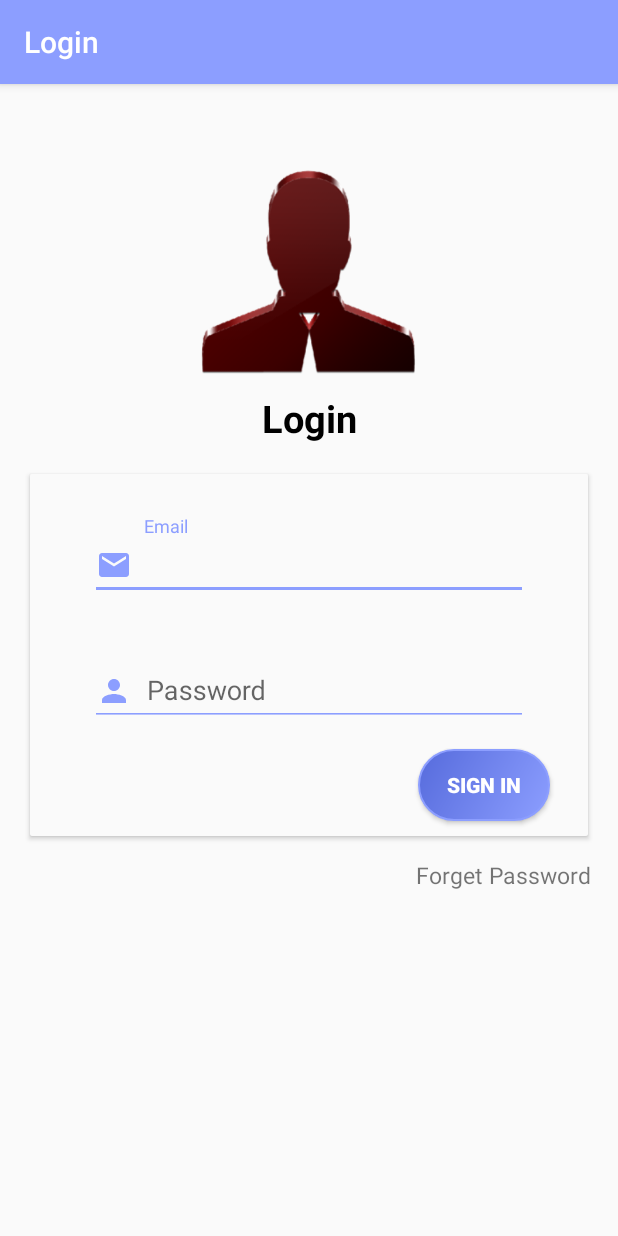
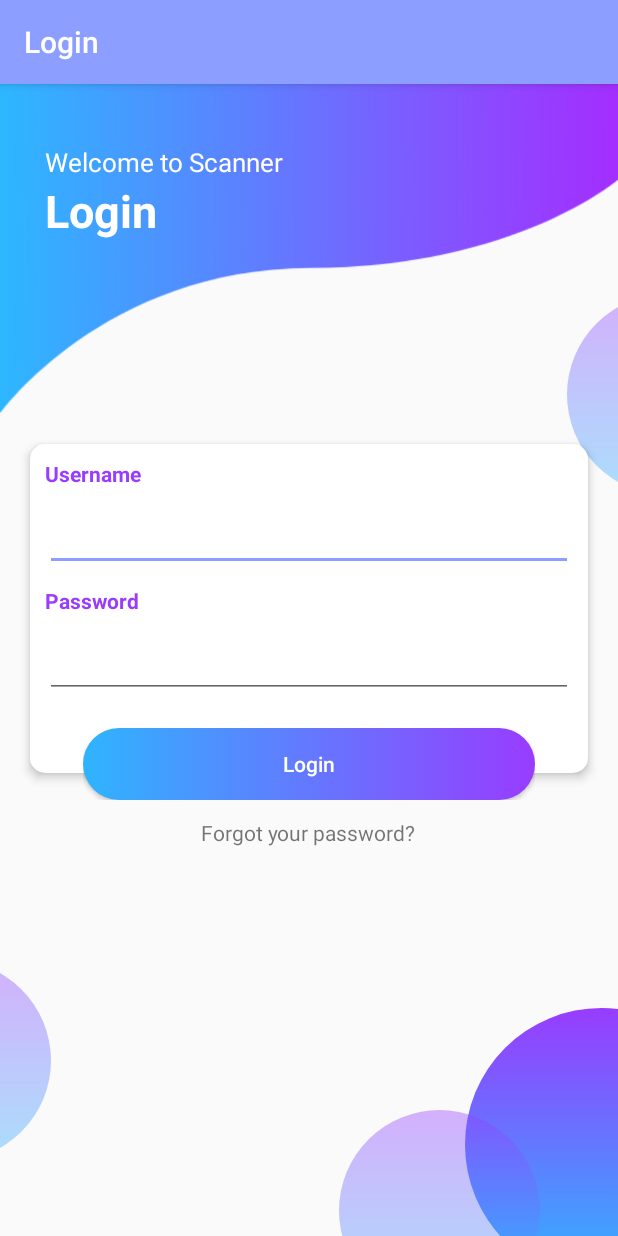
Before and after one commit to gopaljain1st/QRCode, an Android app: the screen it shows after launch (LoginActivity), on a phone screen of 412 x 824 dp. Run offline under Robolectric (Android 15) with nearby library versions, the phone set to English and light mode, and no system bars.

Commit message:
Login Activity Updated

```diff
--- a/app/src/main/java/com/example/cangoproject/LoginActivity.java
+++ b/app/src/main/java/com/example/cangoproject/LoginActivity.java
@@ -17,7 +17,6 @@ public class LoginActivity extends AppCompatActivity {
         setContentView(R.layout.activity_login);
         ActionBar actionBar=getSupportActionBar();
         actionBar.setTitle("Login");
-
         btnLogin=findViewById(R.id.login);
 
         btnLogin.setOnClickListener(new View.OnClickListener() {
--- /dev/null
+++ b/app/src/main/res/drawable/bg_ui.xml
@@ -0,0 +1,17 @@
+<?xml version="1.0" encoding="utf-8"?>
+<selector xmlns:android="http://schemas.android.com/apk/res/android">
+
+    <item android:state_pressed="true">
+        <shape android:shape="rectangle">
+            <solid android:color="@color/colorPurple"></solid>
+            <corners android:radius="100dp" />
+        </shape>
+    </item>
+
+    <item>
+        <shape android:shape="rectangle">
+            <gradient android:endColor="@color/colorPurple" android:startColor="@color/colorBlue" />
+            <corners android:radius="100dp" />
+        </shape>
+    </item>
+</selector>
--- /dev/null
+++ b/app/src/main/res/drawable/bt_uifb.xml
@@ -0,0 +1,18 @@
+<?xml version="1.0" encoding="utf-8"?>
+<selector xmlns:android="http://schemas.android.com/apk/res/android">
+
+    <item android:state_pressed="true">
+        <shape android:shape="rectangle">
+            <solid android:color="@color/colorPurple"></solid>
+            <corners android:radius="100dp" />
+        </shape>
+    </item>
+
+    <item>
+        <shape android:shape="rectangle">
+            <solid android:color="@color/colorWhite"/>
+            <corners android:radius="100dp" />
+            <stroke android:color="@color/colorPurple" android:width="1dp"/>
+        </shape>
+    </item>
+</selector>
--- /dev/null
+++ b/app/src/main/res/drawable/circle.xml
@@ -0,0 +1,11 @@
+<?xml version="1.0" encoding="utf-8"?>
+<layer-list xmlns:android="http://schemas.android.com/apk/res/android">
+    <item>
+        <shape android:shape="oval">
+            <gradient
+                android:angle="90"
+                android:endColor="@color/colorPurple"
+                android:startColor="@color/colorBlue" />
+        </shape>
+    </item>
+</layer-list>
--- /dev/null
+++ b/app/src/main/res/drawable/circletransparant.xml
@@ -0,0 +1,11 @@
+<?xml version="1.0" encoding="utf-8"?>
+<layer-list xmlns:android="http://schemas.android.com/apk/res/android">
+    <item>
+        <shape android:shape="oval">
+            <gradient
+                android:angle="90"
+                android:endColor="@color/colorPurpleT"
+                android:startColor="@color/colorBlueT" />
+        </shape>
+    </item>
+</layer-list>
--- a/app/src/main/res/layout/activity_login.xml
+++ b/app/src/main/res/layout/activity_login.xml
@@ -1,104 +1,171 @@
 <?xml version="1.0" encoding="utf-8"?>
-<ScrollView android:layout_width="match_parent"
+<RelativeLayout xmlns:android="http://schemas.android.com/apk/res/android"
+    xmlns:app="http://schemas.android.com/apk/res-auto"
+    xmlns:tools="http://schemas.android.com/tools"
+    android:layout_width="match_parent"
     android:layout_height="match_parent"
-    xmlns:android="http://schemas.android.com/apk/res/android">
-    <LinearLayout android:layout_width="match_parent"
+    tools:context=".MainActivity"
+    tools:ignore="VectorDrawableCompat">
+
+    <androidx.appcompat.widget.Toolbar
+        android:id="@+id/bgHeader"
+        android:layout_width="match_parent"
+        android:layout_height="220dp"
+        android:background="@drawable/header_login"
+        android:elevation="5dp" />
+
+    <TextView
+        android:id="@+id/tvDesc"
+        android:layout_width="wrap_content"
+        android:layout_height="wrap_content"
+        android:layout_marginLeft="30dp"
+        android:layout_marginTop="40dp"
+        android:elevation="5dp"
+        android:text="Welcome to Scanner"
+        android:textColor="@color/colorWhite"
+        android:textSize="17sp" />
+
+    <TextView
+        android:id="@+id/tvLogin"
+        android:layout_width="wrap_content"
+        android:layout_height="wrap_content"
+        android:layout_below="@+id/tvDesc"
+        android:transitionName="tvLogin"
+        android:layout_alignLeft="@+id/tvDesc"
+        android:elevation="5dp"
+        android:text="Login"
+        android:textColor="@color/colorWhite"
+        android:textSize="30sp"
+        android:textStyle="bold" />
+
+    <ImageView
+        android:id="@+id/circle1"
+        android:layout_width="134dp"
+        android:layout_height="134dp"
+        android:layout_below="@+id/bgHeader"
+        android:layout_alignParentRight="true"
+        android:layout_marginTop="-80dp"
+        android:layout_marginRight="-100dp"
+        android:src="@drawable/circletransparant" />
+
+    <ImageView
+        android:id="@+id/circle2"
+        android:layout_width="134dp"
+        android:layout_height="134dp"
+        android:layout_alignParentBottom="true"
+        android:layout_marginLeft="-100dp"
+        android:layout_marginBottom="50dp"
+        android:src="@drawable/circletransparant" />
+
+    <ImageView
+        android:id="@+id/circle3"
+        android:layout_width="182dp"
+        android:layout_height="182dp"
+        android:layout_alignParentRight="true"
+        android:layout_alignParentBottom="true"
+        android:layout_marginRight="-80dp"
+        android:layout_marginBottom="-30dp"
+        android:src="@drawable/circle" />
+
+    <ImageView
+        android:id="@+id/circle4"
+        android:layout_width="134dp"
+        android:layout_height="134dp"
+        android:layout_alignParentBottom="true"
+        android:layout_marginRight="-50dp"
+        android:layout_marginBottom="-50dp"
+        android:layout_toLeftOf="@+id/circle3"
+        android:src="@drawable/circletransparant" />
+
+    <ScrollView
+        android:id="@+id/sv"
+        android:layout_width="match_parent"
         android:layout_height="match_parent"
-        android:orientation="vertical"
-        xmlns:android="http://schemas.android.com/apk/res/android" >
-        <ImageView
-            android:layout_width="150dp"
-            android:layout_height="150dp"
-            android:layout_gravity="center_horizontal"
-            android:layout_marginTop="50dp"
-            android:src="@drawable/login">
-        </ImageView>
-        <TextView
+        android:layout_below="@+id/bgHeader">
+
+        <RelativeLayout
             android:layout_width="match_parent"
-            android:layout_height="wrap_content"
-            android:text="Login"
-            android:textSize="25dp"
-            android:textColor="#000"
-            android:gravity="center"
-            android:textStyle="bold"
-            android:layout_marginTop="5dp">
-        </TextView>
+            android:layout_height="match_parent">
 
-        <androidx.cardview.widget.CardView
-            android:id="@+id/cardView"
-            android:layout_width="match_parent"
-            android:layout_height="wrap_content"
-            android:layout_marginHorizontal="20dp"
-            android:layout_marginTop="20dp">
-            <LinearLayout
+            <androidx.cardview.widget.CardView
+                android:id="@+id/cv"
                 android:layout_width="match_parent"
                 android:layout_height="match_parent"
-                android:background="#fafafa"
-                android:orientation="vertical"
-                >
-                <com.google.android.material.textfield.TextInputLayout
+                android:layout_margin="20dp"
+                app:cardCornerRadius="10dp"
+                app:cardElevation="4dp">
+
+                <LinearLayout
                     android:layout_width="match_parent"
                     android:layout_height="wrap_content"
-                    android:layout_marginEnd="40dp"
-                    android:backgroundTint="@color/colorPrimary"
-                    android:layout_marginStart="40dp"
-                    android:layout_marginTop="28dp">
+                    android:orientation="vertical"
+                    android:paddingBottom="50dp">
+
+                    <TextView
+                        android:layout_width="wrap_content"
+                        android:layout_height="wrap_content"
+                        android:layout_margin="10dp"
+                        android:text="Username"
+                        android:textColor="@color/colorPurple"
+                        android:textSize="14sp"
+                        android:textStyle="bold" />
+
                     <EditText
-                        android:id="@+id/loginid"
                         android:layout_width="match_parent"
                         android:layout_height="wrap_content"
-                        android:drawablePadding="5sp"
-                        android:drawableStart="@drawable/ic_email_black"
-                        android:hint=" Email"
-                        android:backgroundTint="@color/colorPrimary"
-                        android:imeOptions="actionUnspecified"
-                        android:maxLines="1"
-                        android:singleLine="true" />
-                </com.google.android.material.textfield.TextInputLayout>
-                <com.google.android.material.textfield.TextInputLayout
+                        android:layout_marginLeft="10dp"
+                        android:layout_marginRight="10dp"
+                        android:inputType="text" />
+
+                    <TextView
+                        android:layout_width="wrap_content"
+                        android:layout_height="wrap_content"
+                        android:layout_margin="10dp"
+                        android:text="Password"
+                        android:textColor="@color/colorPurple"
+                        android:textSize="14sp"
+                        android:textStyle="bold" />
+
+                    <EditText
+                        android:layout_width="match_parent"
+                        android:layout_height="wrap_content"
+                        android:layout_marginLeft="10dp"
+                        android:layout_marginRight="10dp"
+                        android:inputType="textPassword" />
+                </LinearLayout>
+            </androidx.cardview.widget.CardView>
+
+            <RelativeLayout
+                android:layout_width="wrap_content"
+                android:layout_height="wrap_content"
+                android:layout_below="@+id/cv"
+                android:layout_alignLeft="@+id/cv"
+                android:layout_alignRight="@+id/cv"
+                android:layout_marginLeft="35dp"
+                android:layout_marginTop="-50dp"
+                android:layout_marginRight="35dp"
+                android:elevation="10dp">
+
+                <Button
+                    android:id="@+id/login"
                     android:layout_width="match_parent"
                     android:layout_height="wrap_content"
-                    android:layout_marginEnd="40dp"
-                    android:layout_marginStart="40dp"
-                    android:layout_marginTop="28dp"
-                    android:backgroundTint="@color/colorPrimary">
-                    <EditText
-                        android:id="@+id/password"
-                        android:layout_width="match_parent"
-                        android:layout_height="wrap_content"
-                        android:drawablePadding="5sp"
-                        android:drawableStart="@drawable/ic_person_black"
-                        android:hint=" Password"
-                        android:imeOptions="actionUnspecified"
-                        android:inputType="textPassword"
-                        android:backgroundTint="@color/colorPrimary"
-                        android:maxLines="1"
-                        android:singleLine="true" />
-                </com.google.android.material.textfield.TextInputLayout>
-                <Button
-                    android:id="@+id/login"
-                    android:layout_width="wrap_content"
-                    android:layout_height="wrap_content"
-                    android:layout_gravity="end"
-                    android:layout_marginTop="15dp"
-                    android:layout_marginRight="25dp"
-                    android:background="@drawable/box"
-                    android:text="Sign In"
-                    android:layout_marginBottom="10dp"
-                    android:textColor="#fff"
-                    android:textStyle="bold" />
+                    android:background="@drawable/bg_ui"
+                    android:text="Login"
+                    android:textAllCaps="false"
+                    android:textColor="@color/colorWhite" />
+            </RelativeLayout>
+            <TextView
+                android:id="@+id/tvForgot"
+                android:layout_width="wrap_content"
+                android:layout_height="wrap_content"
+                android:layout_below="@+id/cv"
+                android:layout_centerHorizontal="true"
+                android:layout_marginTop="10dp"
+                android:elevation="5dp"
+                android:text="Forgot your password?"
+                android:textSize="14sp" />
+        </RelativeLayout>
+    </ScrollView>
 
-            </LinearLayout>
-        </androidx.cardview.widget.CardView>
-        <TextView
-            android:id="@+id/forgetPassword"
-            android:layout_width="match_parent"
-            android:layout_height="wrap_content"
-            android:layout_marginRight="18dp"
-            android:layout_marginTop="15dp"
-            android:text="Forget Password"
-            android:textAlignment="textEnd"
-            android:textSize="15dp" />
-
-    </LinearLayout>
-</ScrollView>
+</RelativeLayout>
--- a/app/src/main/res/values/colors.xml
+++ b/app/src/main/res/values/colors.xml
@@ -5,4 +5,10 @@
     <color name="colorAccent">#8C9EFF</color>
 
     <color name="white">#FFFFFF</color>
+
+    <color name="colorWhite">#ffffff</color>
+    <color name="colorPurple">#983CFF</color>
+    <color name="colorPurpleT">#64983cff</color>
+    <color name="colorBlue">#2FB4FF</color>
+    <color name="colorBlueT">#642fb4ff</color>
 </resources>
```
Also changed, not shown: app/src/main/res/drawable/header_login.png (added).
